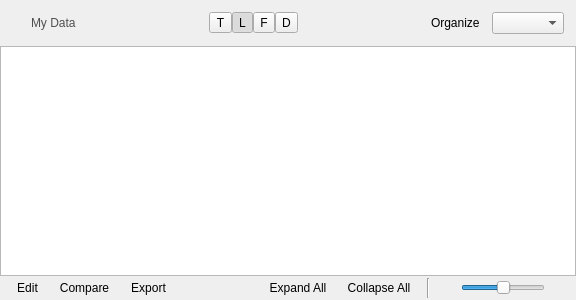
First picture: the form in source/ui/AMDataView.ui, repository acquaman/acquaman, before the edit.
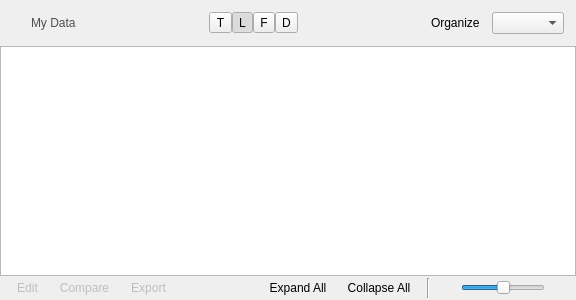
Second picture: the form after the edit. Icons and pictures are not drawn.

Commit message: AMDataView: action buttons are only enabled when objects are selected. How slick is that?

Patch:
```diff
--- a/source/ui/AMDataView.ui
+++ b/source/ui/AMDataView.ui
@@ -222,6 +222,9 @@
        </property>
        <item>
         <widget class="QToolButton" name="openSeparateEditorButton">
+         <property name="enabled">
+          <bool>false</bool>
+         </property>
          <property name="toolTip">
           <string>Open in Separate Editors</string>
          </property>
@@ -263,6 +266,9 @@
        </item>
        <item>
         <widget class="QToolButton" name="openSameEditorButton">
+         <property name="enabled">
+          <bool>false</bool>
+         </property>
          <property name="toolTip">
           <string>Open in Same Editor</string>
          </property>
@@ -301,6 +307,9 @@
        </item>
        <item>
         <widget class="QToolButton" name="exportButton">
+         <property name="enabled">
+          <bool>false</bool>
+         </property>
          <property name="styleSheet">
           <string notr="true">QToolButton:hover {
 	border-top: 1px solid transparent;
```
Left out of the diff: 3 changed lines with no effect on the pictures. The commit also changes 2 other files.
